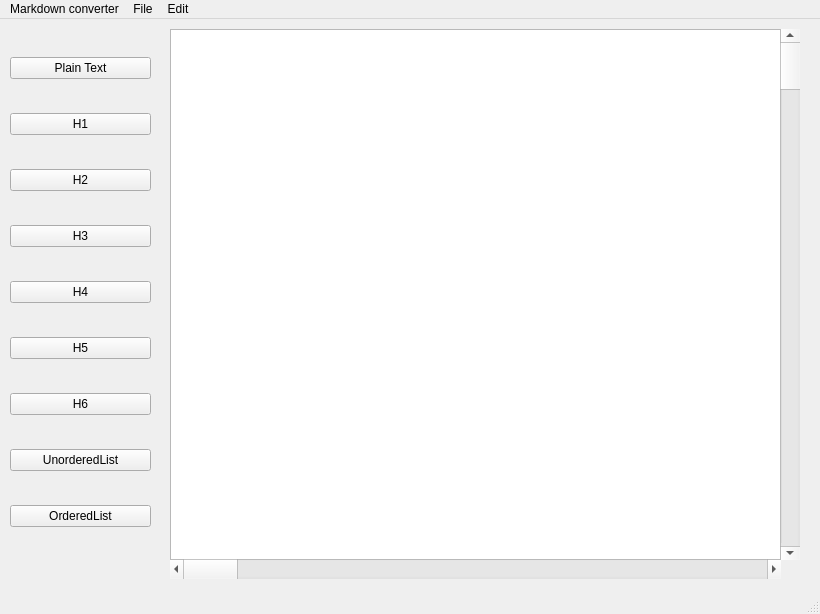
This is MainWindow.ui in jp3pe/markdown-converter as Qt 5 draws it before an edit. The edited form follows.
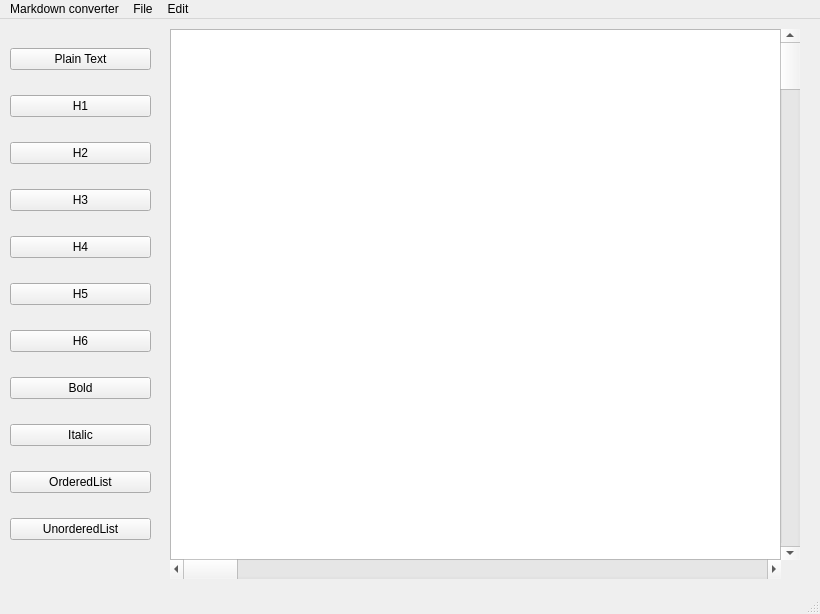
This is the edited form.

Commit message: Add bold and italic button in GUI

```diff
--- a/MainWindow.ui
+++ b/MainWindow.ui
@@ -74,9 +74,16 @@
       </widget>
      </item>
      <item>
-      <widget class="QPushButton" name="pushButton_UnorderedList">
+      <widget class="QPushButton" name="pushButton_Bold">
        <property name="text">
-        <string>UnorderedList</string>
+        <string>Bold</string>
+       </property>
+      </widget>
+     </item>
+     <item>
+      <widget class="QPushButton" name="pushButton_Italic">
+       <property name="text">
+        <string>Italic</string>
        </property>
       </widget>
      </item>
@@ -87,6 +94,13 @@
        </property>
       </widget>
      </item>
+     <item>
+      <widget class="QPushButton" name="pushButton_UnorderedList">
+       <property name="text">
+        <string>UnorderedList</string>
+       </property>
+      </widget>
+     </item>
     </layout>
    </widget>
    <widget class="QTextEdit" name="textEdit">
```
The commit also changes 1 other file.
